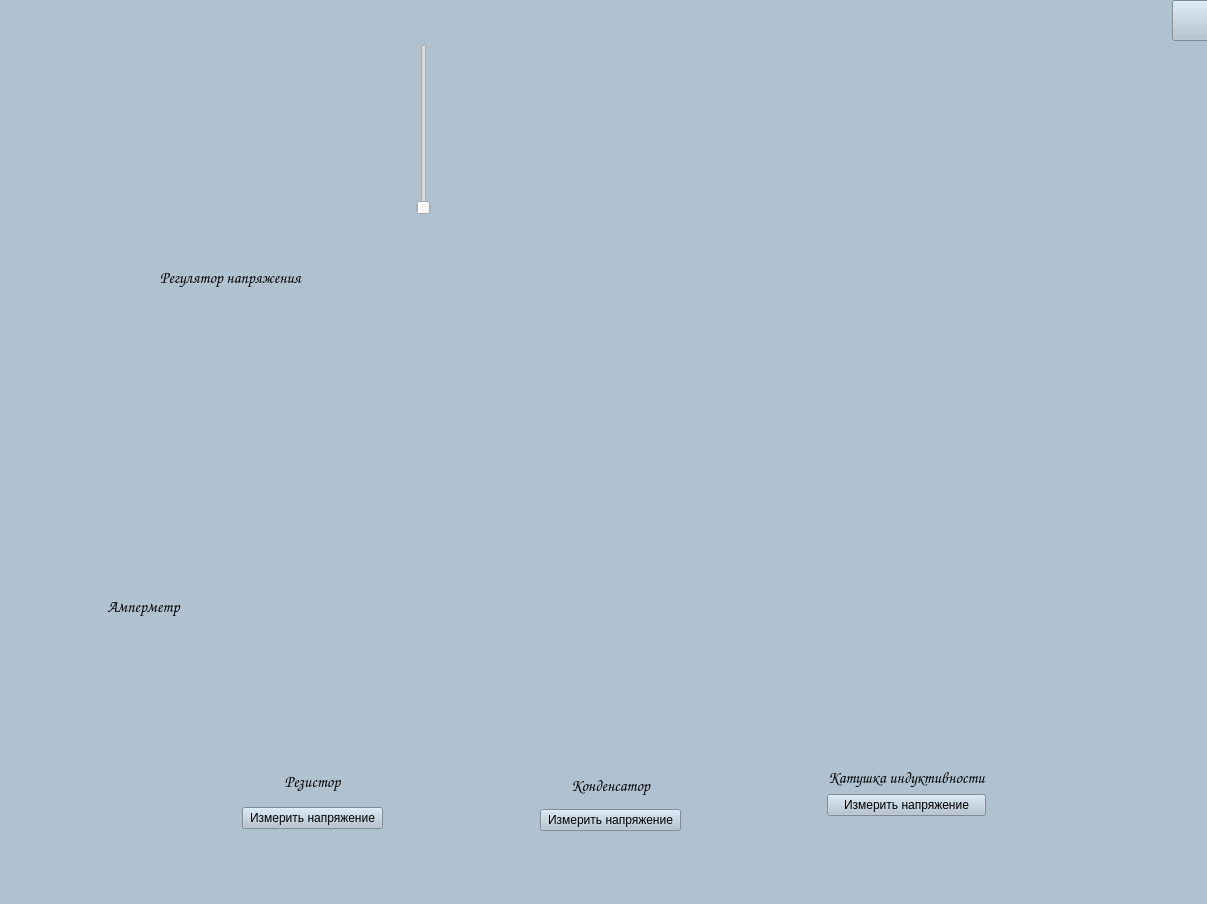
Qt form forms_ui/laba15.ui (doktorfish0078/SimulationOfLaboratoryWork) before a commit.
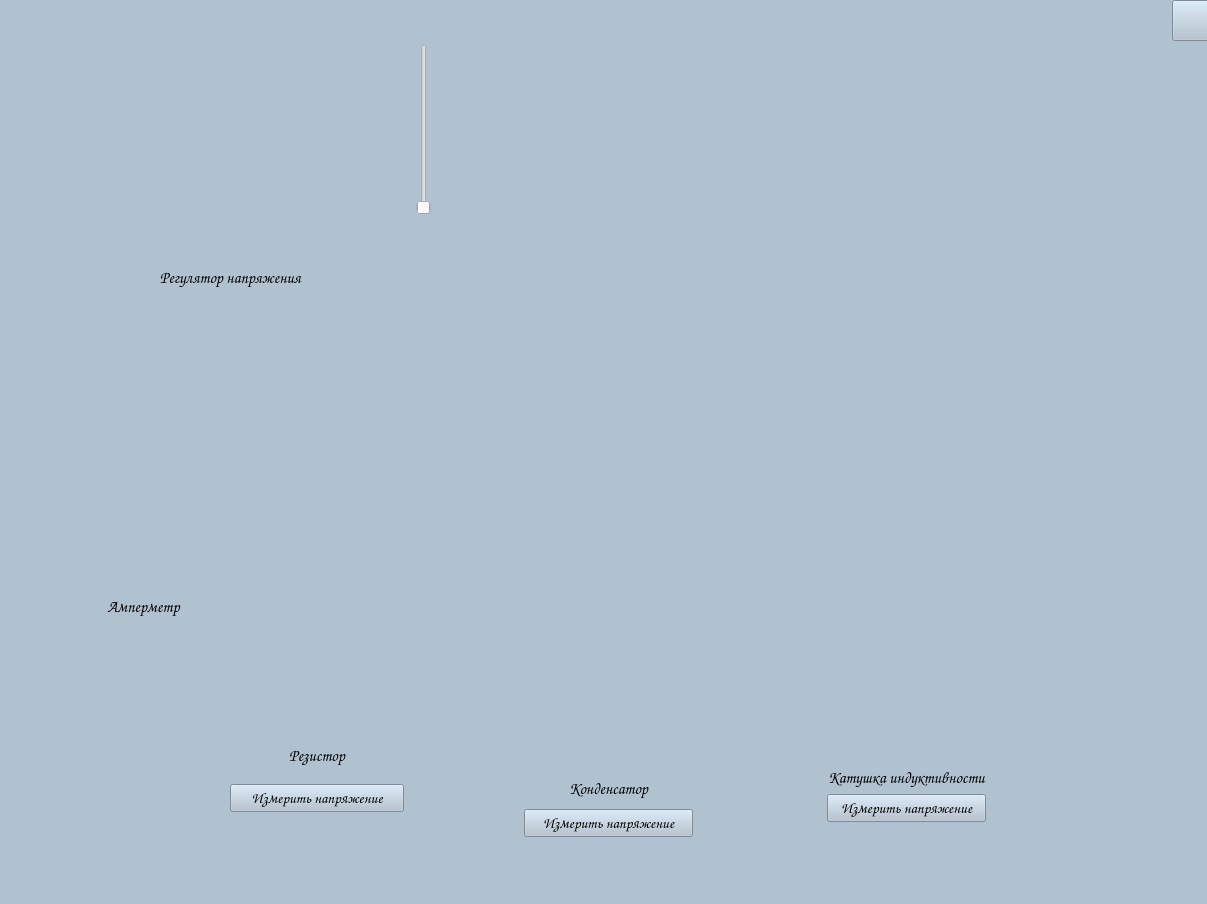
The same form after that commit. Icons and pictures are not drawn.

```diff
--- a/forms_ui/laba15.ui
+++ b/forms_ui/laba15.ui
@@ -12,14 +12,14 @@
   </property>
   <property name="minimumSize">
    <size>
-    <width>0</width>
-    <height>0</height>
+    <width>1207</width>
+    <height>904</height>
    </size>
   </property>
   <property name="maximumSize">
    <size>
-    <width>11111</width>
-    <height>11111</height>
+    <width>1207</width>
+    <height>904</height>
    </size>
   </property>
   <property name="windowTitle">
@@ -43,9 +43,9 @@
    <widget class="QWidget" name="verticalLayoutWidget_2">
     <property name="geometry">
      <rect>
-      <x>540</x>
-      <y>768</y>
-      <width>141</width>
+      <x>524</x>
+      <y>774</y>
+      <width>169</width>
       <height>63</height>
      </rect>
     </property>
@@ -73,6 +73,12 @@
      </item>
      <item>
       <widget class="QPushButton" name="measure_c_button">
+       <property name="font">
+        <font>
+         <family>Comic Sans MS</family>
+         <pointsize>11</pointsize>
+        </font>
+       </property>
        <property name="text">
         <string>Измерить напряжение</string>
        </property>
@@ -116,65 +122,12 @@
      </item>
      <item>
       <widget class="QPushButton" name="measure_3_button">
-       <property name="text">
-        <string>Измерить напряжение</string>
-       </property>
-      </widget>
-     </item>
-    </layout>
-   </widget>
-   <widget class="QWidget" name="verticalLayoutWidget_4">
-    <property name="geometry">
-     <rect>
-      <x>242</x>
-      <y>726</y>
-      <width>141</width>
-      <height>103</height>
-     </rect>
-    </property>
-    <layout class="QVBoxLayout" name="verticalLayout_6">
-     <item>
-      <widget class="QLabel" name="label_resistor">
-       <property name="maximumSize">
-        <size>
-         <width>139</width>
-         <height>30</height>
-        </size>
-       </property>
-       <property name="text">
-        <string/>
-       </property>
-       <property name="pixmap">
-        <pixmap>images/resistor.png</pixmap>
-       </property>
-       <property name="scaledContents">
-        <bool>true</bool>
-       </property>
-      </widget>
-     </item>
-     <item>
-      <widget class="QLabel" name="label_7">
        <property name="font">
         <font>
          <family>Comic Sans MS</family>
-         <pointsize>12</pointsize>
-         <weight>75</weight>
-         <bold>true</bold>
+         <pointsize>11</pointsize>
         </font>
        </property>
-       <property name="text">
-        <string>Резистор</string>
-       </property>
-       <property name="scaledContents">
-        <bool>true</bool>
-       </property>
-       <property name="alignment">
-        <set>Qt::AlignCenter</set>
-       </property>
-      </widget>
-     </item>
-     <item>
-      <widget class="QPushButton" name="measure_r_button">
        <property name="text">
         <string>Измерить напряжение</string>
        </property>
@@ -410,10 +363,10 @@
    <widget class="QWidget" name="verticalLayoutWidget_5">
     <property name="geometry">
      <rect>
-      <x>686</x>
+      <x>670</x>
       <y>2</y>
-      <width>483</width>
-      <height>537</height>
+      <width>499</width>
+      <height>575</height>
      </rect>
     </property>
     <layout class="QVBoxLayout" name="verticalLayout_3"/>
@@ -434,6 +387,77 @@
      <string/>
     </property>
    </widget>
+   <widget class="QLabel" name="label_resistor">
+    <property name="geometry">
+     <rect>
+      <x>250</x>
+      <y>700</y>
+      <width>139</width>
+      <height>23</height>
+     </rect>
+    </property>
+    <property name="maximumSize">
+     <size>
+      <width>139</width>
+      <height>30</height>
+     </size>
+    </property>
+    <property name="text">
+     <string/>
+    </property>
+    <property name="pixmap">
+     <pixmap>../images/laba_15/resistor.png</pixmap>
+    </property>
+    <property name="scaledContents">
+     <bool>true</bool>
+    </property>
+   </widget>
+   <widget class="QWidget" name="verticalLayoutWidget_4">
+    <property name="geometry">
+     <rect>
+      <x>230</x>
+      <y>732</y>
+      <width>174</width>
+      <height>80</height>
+     </rect>
+    </property>
+    <layout class="QVBoxLayout" name="verticalLayout_4">
+     <item>
+      <widget class="QLabel" name="label_7">
+       <property name="font">
+        <font>
+         <family>Comic Sans MS</family>
+         <pointsize>12</pointsize>
+         <weight>75</weight>
+         <bold>true</bold>
+        </font>
+       </property>
+       <property name="text">
+        <string>Резистор</string>
+       </property>
+       <property name="scaledContents">
+        <bool>true</bool>
+       </property>
+       <property name="alignment">
+        <set>Qt::AlignCenter</set>
+       </property>
+      </widget>
+     </item>
+     <item>
+      <widget class="QPushButton" name="measure_r_button">
+       <property name="font">
+        <font>
+         <family>Comic Sans MS</family>
+         <pointsize>11</pointsize>
+        </font>
+       </property>
+       <property name="text">
+        <string>Измерить напряжение</string>
+       </property>
+      </widget>
+     </item>
+    </layout>
+   </widget>
    <zorder>label_regulator</zorder>
    <zorder>verticalLayoutWidget</zorder>
    <zorder>verticalLayoutWidget_2</zorder>
```
Left out of the diff: 6 changed lines with no effect on the pictures.
